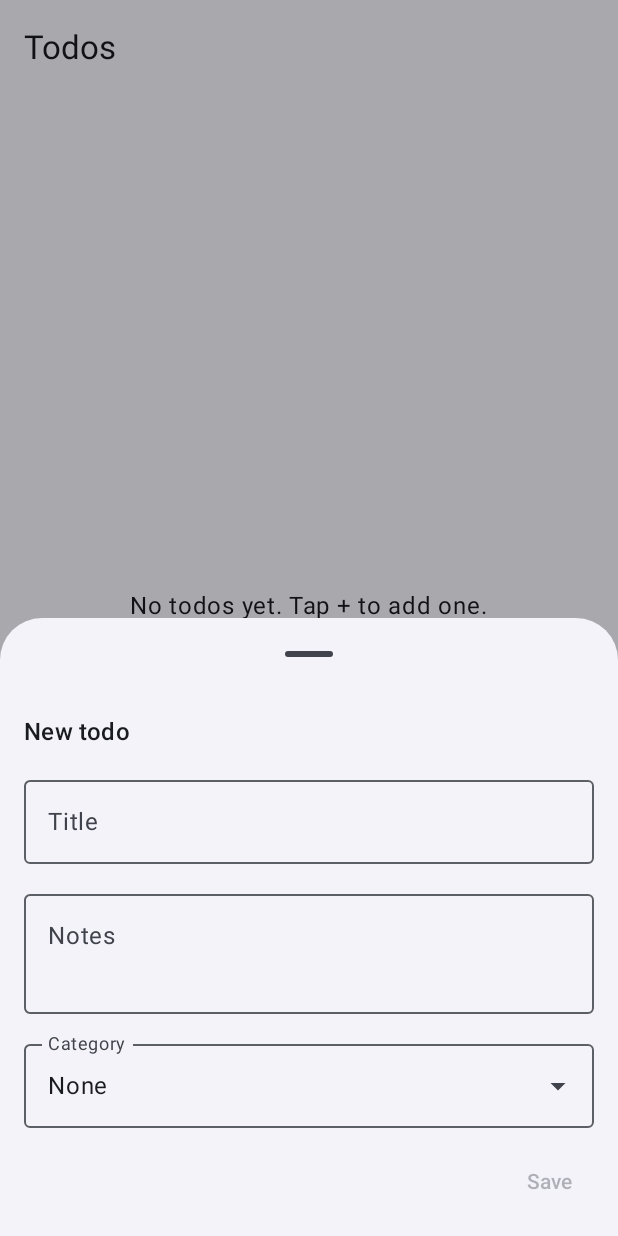
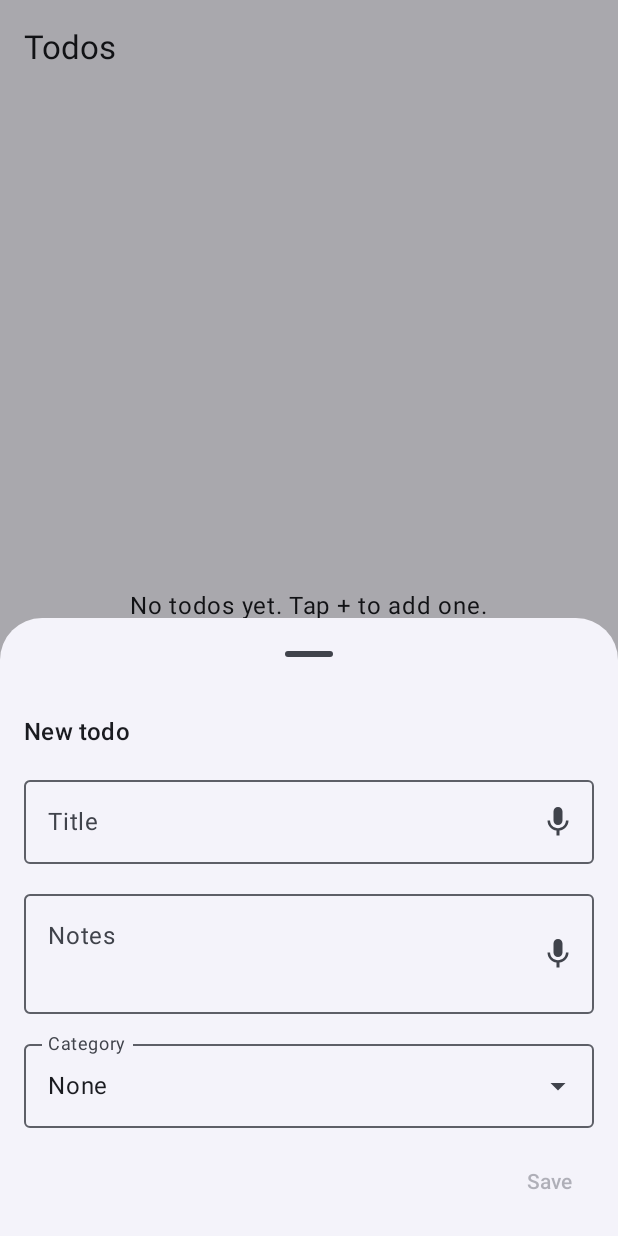
Before and after one commit to sivaramakrishnanj-dev/myUtils, an Android app built with Jetpack Compose: the screen it shows after launch (MainActivity), after a tap on "Add todo", on a phone screen of 412 x 824 dp. Run offline under Robolectric (Android 15) with nearby library versions, the light colour scheme and no system bars; our stand-ins replace Room's generated code.

Commit message:
assistant: Phase 2 — voice capture via on-device SpeechRecognizer
- SpeechCapture Compose wrapper: handles RECORD_AUDIO permission request,
  lifecycle-safe recognizer, partial/final result callbacks, EXTRA_PREFER_OFFLINE
- DictationField component: OutlinedTextField with trailing mic/stop button,
  live partial transcription shown as supportingText, final text appended
- Wired into todos (title + notes), journal, and ideas editors
- AndroidManifest: RECORD_AUDIO permission + RecognitionService query

```diff
--- /dev/null
+++ b/assitant/app/src/main/java/dev/sivarj/assistant/speech/SpeechCapture.kt
@@ -0,0 +1,147 @@
+package dev.sivarj.assistant.speech
+
+import android.Manifest
+import android.content.Context
+import android.content.Intent
+import android.content.pm.PackageManager
+import android.os.Bundle
+import android.speech.RecognitionListener
+import android.speech.RecognizerIntent
+import android.speech.SpeechRecognizer
+import androidx.activity.compose.rememberLauncherForActivityResult
+import androidx.activity.result.contract.ActivityResultContracts
+import androidx.compose.runtime.Composable
+import androidx.compose.runtime.DisposableEffect
+import androidx.compose.runtime.getValue
+import androidx.compose.runtime.mutableStateOf
+import androidx.compose.runtime.remember
+import androidx.compose.runtime.rememberUpdatedState
+import androidx.compose.runtime.setValue
+import androidx.compose.ui.platform.LocalContext
+import androidx.core.content.ContextCompat
+
+/** UI-facing state of a dictation session. */
+sealed interface SpeechState {
+    data object Idle : SpeechState
+    data object Listening : SpeechState
+    /** Live partial hypothesis while the user is still speaking. */
+    data class Partial(val text: String) : SpeechState
+    data class Error(val message: String) : SpeechState
+}
+
+/**
+ * Wraps [SpeechRecognizer] for Compose: handles the RECORD_AUDIO permission
+ * request, lifecycle-safe recognizer creation/destruction, and reduces the
+ * listener callbacks to [state] + a single [onResult] with the final text.
+ */
+class SpeechCaptureController internal constructor(
+    private val context: Context,
+    private val onResult: (String) -> Unit,
+    private val onStateChange: (SpeechState) -> Unit,
+) {
+    private var recognizer: SpeechRecognizer? = null
+    internal var requestPermission: (() -> Unit)? = null
+
+    val isAvailable: Boolean
+        get() = SpeechRecognizer.isRecognitionAvailable(context)
+
+    fun start() {
+        if (ContextCompat.checkSelfPermission(context, Manifest.permission.RECORD_AUDIO)
+            != PackageManager.PERMISSION_GRANTED
+        ) {
+            requestPermission?.invoke()
+            return
+        }
+        startListening()
+    }
+
+    internal fun startListening() {
+        if (!isAvailable) {
+            onStateChange(SpeechState.Error("Speech recognition is not available on this device"))
+            return
+        }
+        stop()
+        val r = SpeechRecognizer.createSpeechRecognizer(context)
+        recognizer = r
+        r.setRecognitionListener(object : RecognitionListener {
+            override fun onReadyForSpeech(params: Bundle?) = onStateChange(SpeechState.Listening)
+            override fun onBeginningOfSpeech() {}
+            override fun onRmsChanged(rmsdB: Float) {}
+            override fun onBufferReceived(buffer: ByteArray?) {}
+            override fun onEndOfSpeech() {}
+
+            override fun onError(error: Int) {
+                val message = when (error) {
+                    SpeechRecognizer.ERROR_NO_MATCH,
+                    SpeechRecognizer.ERROR_SPEECH_TIMEOUT -> "Didn't catch that — try again"
+                    SpeechRecognizer.ERROR_INSUFFICIENT_PERMISSIONS -> "Microphone permission denied"
+                    SpeechRecognizer.ERROR_LANGUAGE_UNAVAILABLE,
+                    SpeechRecognizer.ERROR_LANGUAGE_NOT_SUPPORTED -> "Language pack not available offline"
+                    else -> "Speech recognition error ($error)"
+                }
+                onStateChange(SpeechState.Error(message))
+            }
+
+            override fun onResults(results: Bundle?) {
+                val text = results
+                    ?.getStringArrayList(SpeechRecognizer.RESULTS_RECOGNITION)
+                    ?.firstOrNull()
+                    .orEmpty()
+                onStateChange(SpeechState.Idle)
+                if (text.isNotBlank()) onResult(text)
+            }
+
+            override fun onPartialResults(partialResults: Bundle?) {
+                val text = partialResults
+                    ?.getStringArrayList(SpeechRecognizer.RESULTS_RECOGNITION)
+                    ?.firstOrNull()
+                    .orEmpty()
+                if (text.isNotBlank()) onStateChange(SpeechState.Partial(text))
+            }
+
+            override fun onEvent(eventType: Int, params: Bundle?) {}
+        })
+        val intent = Intent(RecognizerIntent.ACTION_RECOGNIZE_SPEECH).apply {
+            putExtra(RecognizerIntent.EXTRA_LANGUAGE_MODEL, RecognizerIntent.LANGUAGE_MODEL_FREE_FORM)
+            putExtra(RecognizerIntent.EXTRA_PARTIAL_RESULTS, true)
+            putExtra(RecognizerIntent.EXTRA_PREFER_OFFLINE, true)
+        }
+        r.startListening(intent)
+    }
+
+    fun stop() {
+        recognizer?.destroy()
+        recognizer = null
+    }
+}
+
+/**
+ * Remembers a [SpeechCaptureController] and exposes its current [SpeechState].
+ * Final recognized text arrives through [onResult].
+ */
+@Composable
+fun rememberSpeechCapture(onResult: (String) -> Unit): Pair<SpeechCaptureController, SpeechState> {
+    val context = LocalContext.current
+    var state by remember { mutableStateOf<SpeechState>(SpeechState.Idle) }
+    val currentOnResult by rememberUpdatedState(onResult)
+
+    val controller = remember {
+        SpeechCaptureController(
+            context = context,
+            onResult = { currentOnResult(it) },
+            onStateChange = { state = it },
+        )
+    }
+    val permissionLauncher = rememberLauncherForActivityResult(
+        ActivityResultContracts.RequestPermission()
+    ) { granted ->
+        if (granted) controller.startListening()
+        else state = SpeechState.Error("Microphone permission denied")
+    }
+    controller.requestPermission = { permissionLauncher.launch(Manifest.permission.RECORD_AUDIO) }
+
+    DisposableEffect(Unit) {
+        onDispose { controller.stop() }
+    }
+    return controller to state
+}
--- /dev/null
+++ b/assitant/app/src/main/java/dev/sivarj/assistant/ui/components/DictationField.kt
@@ -0,0 +1,70 @@
+package dev.sivarj.assistant.ui.components
+
+import androidx.compose.foundation.layout.Column
+import androidx.compose.foundation.layout.fillMaxWidth
+import androidx.compose.material.icons.Icons
+import androidx.compose.material.icons.filled.Mic
+import androidx.compose.material.icons.filled.Stop
+import androidx.compose.material3.Icon
+import androidx.compose.material3.IconButton
+import androidx.compose.material3.MaterialTheme
+import androidx.compose.material3.OutlinedTextField
+import androidx.compose.material3.Text
+import androidx.compose.runtime.Composable
+import androidx.compose.ui.Modifier
+import dev.sivarj.assistant.speech.SpeechState
+import dev.sivarj.assistant.speech.rememberSpeechCapture
+
+/**
+ * OutlinedTextField with a trailing mic button. Dictated text is appended to
+ * the current value (with a joining space); live partials and errors are
+ * surfaced under the field as supporting text.
+ */
+@Composable
+fun DictationField(
+    value: String,
+    onValueChange: (String) -> Unit,
+    label: String,
+    modifier: Modifier = Modifier,
+    singleLine: Boolean = false,
+    minLines: Int = 1,
+) {
+    val (controller, state) = rememberSpeechCapture { recognized ->
+        val joined = if (value.isBlank()) recognized else "${value.trimEnd()} $recognized"
+        onValueChange(joined)
+    }
+
+    Column(modifier) {
+        OutlinedTextField(
+            value = value,
+            onValueChange = onValueChange,
+            label = { Text(label) },
+            singleLine = singleLine,
+            minLines = minLines,
+            modifier = Modifier.fillMaxWidth(),
+            trailingIcon = {
+                if (state is SpeechState.Listening || state is SpeechState.Partial) {
+                    IconButton(onClick = { controller.stop() }) {
+                        Icon(
+                            Icons.Default.Stop,
+                            contentDescription = "Stop dictation",
+                            tint = MaterialTheme.colorScheme.error,
+                        )
+                    }
+                } else {
+                    IconButton(onClick = { controller.start() }) {
+                        Icon(Icons.Default.Mic, contentDescription = "Dictate")
+                    }
+                }
+            },
+            supportingText = when (state) {
+                is SpeechState.Listening -> ({ Text("Listening…") })
+                is SpeechState.Partial -> ({ Text("“${state.text}”") })
+                is SpeechState.Error -> ({
+                    Text(state.message, color = MaterialTheme.colorScheme.error)
+                })
+                else -> null
+            },
+        )
+    }
+}
--- a/assitant/app/src/main/java/dev/sivarj/assistant/ui/ideas/IdeasScreen.kt
+++ b/assitant/app/src/main/java/dev/sivarj/assistant/ui/ideas/IdeasScreen.kt
@@ -20,7 +20,6 @@ import androidx.compose.material3.Icon
 import androidx.compose.material3.IconButton
 import androidx.compose.material3.MaterialTheme
 import androidx.compose.material3.ModalBottomSheet
-import androidx.compose.material3.OutlinedTextField
 import androidx.compose.material3.Scaffold
 import androidx.compose.material3.Text
 import androidx.compose.material3.TextButton
@@ -42,6 +41,7 @@ import dev.sivarj.assistant.data.CategoryType
 import dev.sivarj.assistant.data.Idea
 import dev.sivarj.assistant.ui.appViewModel
 import dev.sivarj.assistant.ui.components.CategoryPicker
+import dev.sivarj.assistant.ui.components.DictationField
 import kotlinx.coroutines.flow.SharingStarted
 import kotlinx.coroutines.flow.stateIn
 import kotlinx.coroutines.launch
@@ -154,10 +154,10 @@ fun IdeasScreen(vm: IdeasViewModel = appViewModel()) {
                     if (editing == null) "New idea" else "Edit idea",
                     style = MaterialTheme.typography.titleMedium,
                 )
-                OutlinedTextField(
+                DictationField(
                     value = content,
                     onValueChange = { content = it },
-                    label = { Text("Your idea") },
+                    label = "Your idea",
                     minLines = 3,
                     modifier = Modifier.fillMaxWidth(),
                 )
--- a/assitant/app/src/main/java/dev/sivarj/assistant/ui/journal/JournalScreen.kt
+++ b/assitant/app/src/main/java/dev/sivarj/assistant/ui/journal/JournalScreen.kt
@@ -20,7 +20,6 @@ import androidx.compose.material3.Icon
 import androidx.compose.material3.IconButton
 import androidx.compose.material3.MaterialTheme
 import androidx.compose.material3.ModalBottomSheet
-import androidx.compose.material3.OutlinedTextField
 import androidx.compose.material3.Scaffold
 import androidx.compose.material3.Text
 import androidx.compose.material3.TextButton
@@ -39,6 +38,7 @@ import androidx.lifecycle.viewModelScope
 import dev.sivarj.assistant.data.AppDatabase
 import dev.sivarj.assistant.data.JournalEntry
 import dev.sivarj.assistant.ui.appViewModel
+import dev.sivarj.assistant.ui.components.DictationField
 import kotlinx.coroutines.flow.SharingStarted
 import kotlinx.coroutines.flow.stateIn
 import kotlinx.coroutines.launch
@@ -126,10 +126,10 @@ fun JournalScreen(vm: JournalViewModel = appViewModel()) {
                     if (editing == null) "New entry" else "Edit entry",
                     style = MaterialTheme.typography.titleMedium,
                 )
-                OutlinedTextField(
+                DictationField(
                     value = content,
                     onValueChange = { content = it },
-                    label = { Text("What's on your mind?") },
+                    label = "What's on your mind?",
                     minLines = 6,
                     modifier = Modifier.fillMaxWidth(),
                 )
--- a/assitant/app/src/main/java/dev/sivarj/assistant/ui/todos/TodosScreen.kt
+++ b/assitant/app/src/main/java/dev/sivarj/assistant/ui/todos/TodosScreen.kt
@@ -20,7 +20,6 @@ import androidx.compose.material3.Icon
 import androidx.compose.material3.IconButton
 import androidx.compose.material3.MaterialTheme
 import androidx.compose.material3.ModalBottomSheet
-import androidx.compose.material3.OutlinedTextField
 import androidx.compose.material3.Scaffold
 import androidx.compose.material3.Text
 import androidx.compose.material3.TextButton
@@ -39,7 +38,7 @@ import dev.sivarj.assistant.data.Todo
 import dev.sivarj.assistant.data.TodoStatus
 import dev.sivarj.assistant.ui.appViewModel
 import dev.sivarj.assistant.ui.components.CategoryPicker
-import dev.sivarj.assistant.ui.components.categoryDisplayName
+import dev.sivarj.assistant.ui.components.DictationField
 
 @OptIn(ExperimentalMaterial3Api::class)
 @Composable
@@ -166,17 +165,17 @@ private fun TodoEditor(
             if (initial == null) "New todo" else "Edit todo",
             style = MaterialTheme.typography.titleMedium,
         )
-        OutlinedTextField(
+        DictationField(
             value = title,
             onValueChange = { title = it },
-            label = { Text("Title") },
+            label = "Title",
             singleLine = true,
             modifier = Modifier.fillMaxWidth(),
         )
-        OutlinedTextField(
+        DictationField(
             value = notes,
             onValueChange = { notes = it },
-            label = { Text("Notes") },
+            label = "Notes",
             minLines = 2,
             modifier = Modifier.fillMaxWidth(),
         )
```
Also changed, not shown: assitant/app/src/main/AndroidManifest.xml (+8 -0 lines).
